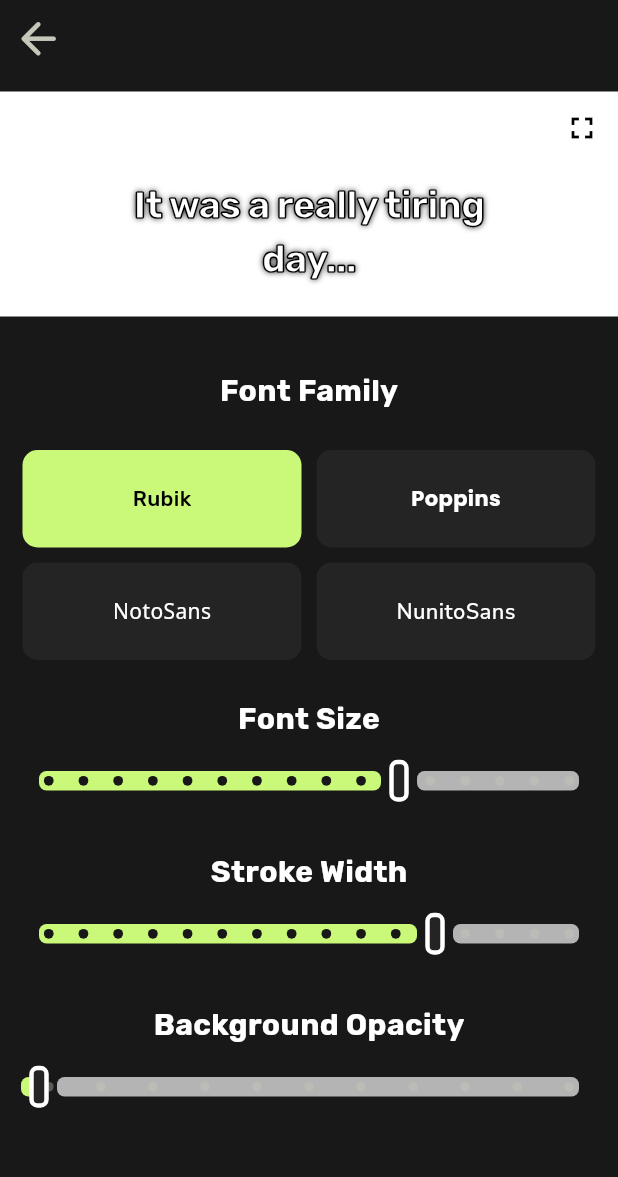
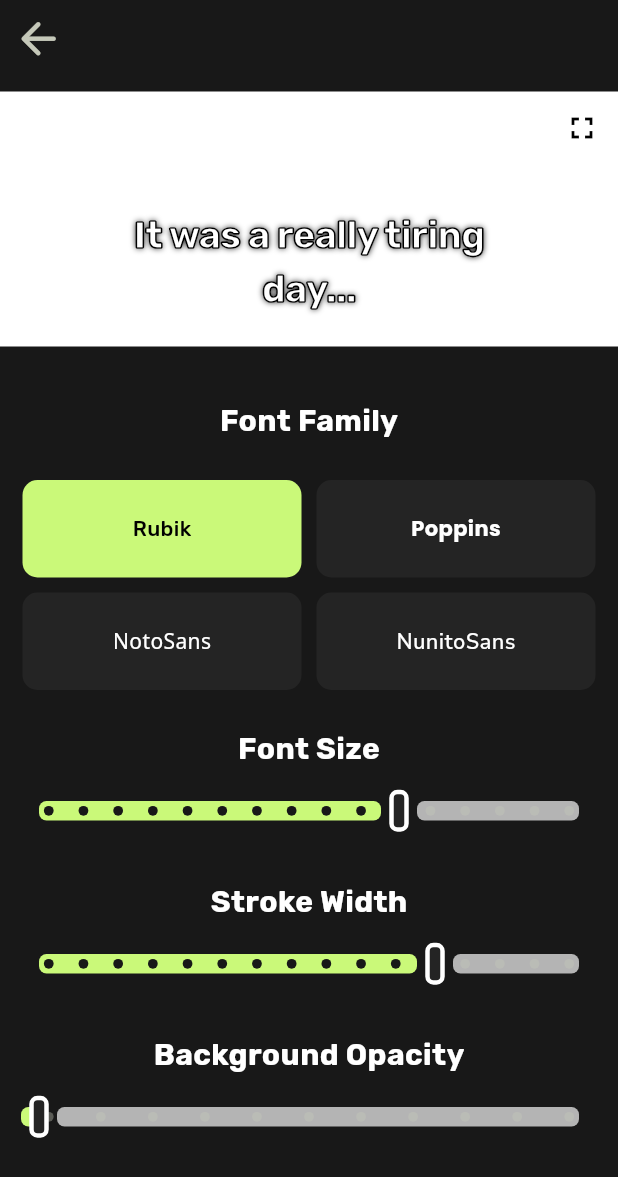
Before and after one commit to frostnova721/animestream, a Flutter app: the SubtitleSettingPage screen opened directly, after a tap on the "fullscreen" icon, after a tap on the "close" icon, on a phone screen of 412 x 824 dp. Shown: the top 1177 px of the screen. Run offline on Flutter 3.47's test engine with Material 3 defaults, Android fonts, the phone set to English and light mode, and no system bars; drawn by our look-alikes of dynamic_color; our stand-ins replace app_links, awesome_notifications, better_player, cached_network_image, device_info_plus, file_picker and 11 more; missing offline and left inert: desktop_webview_window, encrypt, flutter_web_auth_2, js_unpack; accounts and stored records are empty; network calls fail.

Commit message:
add view modes for player, final touches for release

```diff
--- a/lib/ui/pages/settingPages/account.dart
+++ b/lib/ui/pages/settingPages/account.dart
@@ -344,7 +344,7 @@ class _AccountSettingState extends State<AccountSetting> {
           ),
           // alignment: Alignment.bottomCenter,
           child: BackdropFilter(
-            filter: ImageFilter.blur(sigmaX: 2.5, sigmaY: 2.5),
+            filter: ImageFilter.blur(sigmaX: 2.5, sigmaY: 2.5,),
             child: Row(
               mainAxisAlignment: MainAxisAlignment.center,
               children: [
--- a/lib/ui/pages/settingPages/subtitle.dart
+++ b/lib/ui/pages/settingPages/subtitle.dart
@@ -45,14 +45,16 @@ class _SubtitleSettingPageState extends State<SubtitleSettingPage> {
 
   Future<void> saveSubSettings() async {
     await UserPreferences().saveUserPreferences(UserPreferencesModal(subtitleSettings: settings));
+    print("Sub preference saved!");
   }
 
-  String getSentence(int index) {
-    final sentences = [
+  List<String> sentences = [
       "It was a really tiring day...",
       "I've seen this before, almost as if I've lived here before.",
       "Something's really strange. Better check it out alone when its night.",
     ];
+
+  String getSentence(int index) {
     return sentences[index];
   }
 
@@ -83,12 +85,9 @@ class _SubtitleSettingPageState extends State<SubtitleSettingPage> {
     return PopScope(
       canPop: !previewMode,
       onPopInvokedWithResult: (didPop, result) {
-        if(previewMode) {
-          SystemChrome.setPreferredOrientations([
-            DeviceOrientation.portraitUp,
-            DeviceOrientation.landscapeRight,
-            DeviceOrientation.landscapeLeft
-          ]);
+        if (previewMode) {
+          SystemChrome.setPreferredOrientations(
+              [DeviceOrientation.portraitUp, DeviceOrientation.landscapeRight, DeviceOrientation.landscapeLeft]);
           setState(() {
             previewMode = false;
           });
@@ -135,7 +134,7 @@ class _SubtitleSettingPageState extends State<SubtitleSettingPage> {
                                   alignment: Alignment.bottomCenter,
                                   padding: EdgeInsets.only(top: 20, bottom: 20),
                                   color: Colors.white,
-                                  height: 150,
+                                  height: 170,
                                   margin: EdgeInsets.only(bottom: settings.bottomMargin),
                                   child: Container(
                                     width: MediaQuery.of(context).size.width / 1.6,
@@ -249,8 +248,8 @@ class _SubtitleSettingPageState extends State<SubtitleSettingPage> {
                                 value: settings.backgroundTransparency,
                                 onChanged: (value) {
                                   setState(() {
-                                    settings =
-                                        settings.copyWith(backgroundTransparency: double.parse(value.toStringAsFixed(2)));
+                                    settings = settings.copyWith(
+                                        backgroundTransparency: double.parse(value.toStringAsFixed(2)));
                                   });
                                   saveSubSettings();
                                 },
@@ -291,8 +290,16 @@ class _SubtitleSettingPageState extends State<SubtitleSettingPage> {
       ),
       Container(
         alignment: Alignment.topRight,
-        margin: EdgeInsets.only(top: MediaQuery.paddingOf(context).top, right: 10),
-        child: IconButton(onPressed: () {
+        margin: EdgeInsets.only(top: MediaQuery.paddingOf(context).top, right: MediaQuery.paddingOf(context).right + 10, left: MediaQuery.paddingOf(context).left + 10),
+        child: Column(
+          crossAxisAlignment: CrossAxisAlignment.end,
+          children: [
+            Row(
+              mainAxisAlignment: MainAxisAlignment.spaceBetween,
+              children: [
+                Text("Preview Mode", style: TextStyle(color: Colors.black, fontSize: 25, fontWeight: FontWeight.bold),),
+                IconButton(
+                    onPressed: () {
                       SystemChrome.setPreferredOrientations([
                         DeviceOrientation.portraitUp,
                         DeviceOrientation.landscapeRight,
@@ -301,7 +308,33 @@ class _SubtitleSettingPageState extends State<SubtitleSettingPage> {
                       setState(() {
                         previewMode = false;
                       });
-        }, icon: Icon(Icons.close, color: Colors.black, size: 30,)),
+                    },
+                    icon: Icon(
+                      Icons.close,
+                      color: Colors.black,
+                      size: 30,
+                    )),
+              ],
+            ),
+            ListView.builder(
+              shrinkWrap: true,
+              itemCount: sentences.length,
+              padding: EdgeInsets.zero,
+              itemBuilder: (context, index) {
+                return Container(
+                  child: IconButton(
+                    onPressed: () {
+                      setState(() {
+                        ind = index;
+                      });
+                    },
+                    icon: Text("${index + 1}", style: TextStyle(color: Colors.black, )),
+                  ),
+                );
+              },
+            )
+          ],
+        ),
       ),
     ]);
   }
--- a/lib/ui/pages/settingPages/ui.dart
+++ b/lib/ui/pages/settingPages/ui.dart
@@ -169,10 +169,10 @@ class _ThemeSettingState extends State<ThemeSetting> {
                             description: "Full black background",
                           ),
                           if (Platform.isAndroid)
-                            _sliderItem("Navbar Translucency", navbarTranslucency,
+                            _sliderItem("Navbar Transparency", navbarTranslucency,
                                 min: 0,
                                 max: 1,
-                                description: "transparency and blur of the navbar",
+                                description: "Transparency of the navbar",
                                 onChangedFunction: (val) {
                                   setState(() {
                                     navbarTranslucency = val;
```
Also changed, not shown: lib/ui/pages/watch.dart (+40 -6 lines). Lines whose indentation alone changed are shown as unchanged.
